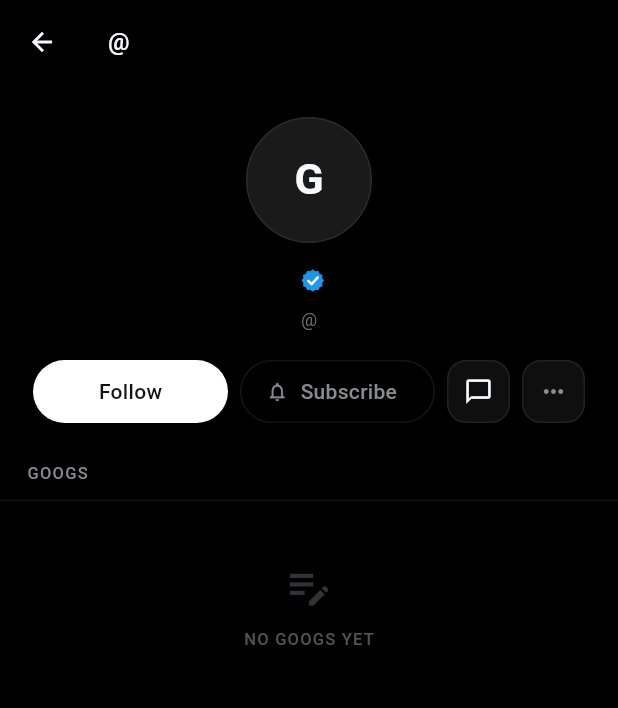
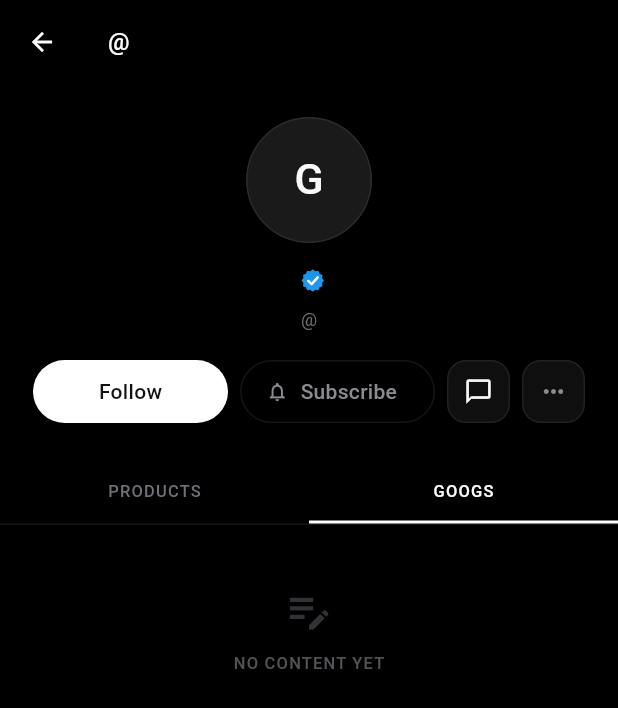
Before and after one commit to Sandil10/googerios, a Flutter app: the PublicProfileScreen screen opened by its route, on a phone screen of 412 x 824 dp. Shown: the top 708 px of the screen. Run offline on Flutter 3.47's test engine with Material 3 defaults, Android fonts, the phone set to English and light mode, and no system bars; our stand-ins replace video_player; missing offline and left inert: dart:html, dart:ui_web; accounts and stored records are empty; network calls fail.

Commit message:
Refine Flutter media UI and profile products

```diff
--- a/lib/data/mock.dart
+++ b/lib/data/mock.dart
@@ -40,7 +40,7 @@ const feedPosts = [
 
 class Product {
   final int id;
-  final String title, image, seller, category, description;
+  final String title, image, seller, sellerAvatar, category, description;
   final double price;
   final double? oldPrice;
   final double rating;
@@ -55,6 +55,7 @@ class Product {
     this.oldPrice,
     required this.image,
     required this.seller,
+    this.sellerAvatar = "",
     required this.rating,
     required this.sold,
     required this.category,
--- a/lib/screens/profile_screens.dart
+++ b/lib/screens/profile_screens.dart
@@ -4,6 +4,7 @@ import '../data/mock.dart';
 import '../theme.dart';
 import '../widgets/goog_card.dart';
 import '../widgets/kit.dart';
+import '../widgets/product_card.dart';
 
 
 /* â”€â”€â”€â”€â”€â”€â”€â”€â”€â”€â”€â”€â”€ My profile â”€â”€â”€â”€â”€â”€â”€â”€â”€â”€â”€â”€â”€ */
@@ -18,6 +19,7 @@ class MyProfileScreen extends StatefulWidget {
 class _MyProfileScreenState extends State<MyProfileScreen> {
   String tab = "Googs";
   List<GoogPost> myGoogs = [];
+  List<Product> myProducts = [];
   int followerCount = 0;
   int followingCount = 0;
   bool loaded = false;
@@ -40,14 +42,16 @@ class _MyProfileScreenState extends State<MyProfileScreen> {
     }
     final results = await Future.wait([
       Api.userGoogs(_myId),
+      Api.userProducts(_myId),
       Api.followers(_myId),
       Api.following(_myId),
     ]);
     if (!mounted) return;
     setState(() {
       myGoogs = results[0] as List<GoogPost>;
-      followerCount = (results[1] as List).length;
-      followingCount = (results[2] as List).length;
+      myProducts = results[1] as List<Product>;
+      followerCount = (results[2] as List).length;
+      followingCount = (results[3] as List).length;
       loaded = true;
     });
   }
@@ -154,13 +158,14 @@ class _MyProfileScreenState extends State<MyProfileScreen> {
             else
               ...myGoogs.map((p) => GoogCard(p))
           else
-            EmptyState(
-                icon: tab == "Products"
-                    ? Icons.inventory_2_outlined
-                    : tab == "Reels"
-                        ? Icons.movie_outlined
-                        : Icons.bookmark_border,
-                title: "No ${tab.toLowerCase()} yet"),
+            if (tab == "Products")
+              _ProductProfileGrid(products: myProducts)
+            else
+              EmptyState(
+                  icon: tab == "Reels"
+                      ? Icons.movie_outlined
+                      : Icons.bookmark_border,
+                  title: "No ${tab.toLowerCase()} yet"),
         ]),
       ),
     );
@@ -181,6 +186,7 @@ class _PublicProfileScreenState extends State<PublicProfileScreen> {
   bool subscribed = false;
   Map<String, dynamic>? user;
   List<GoogPost> posts = [];
+  List<Product> profileProducts = [];
   int followerCount = 0;
   int followingCount = 0;
   bool loaded = false;
@@ -212,6 +218,7 @@ class _PublicProfileScreenState extends State<PublicProfileScreen> {
     Api.logProfileView(id); // same as web: log the visit
     final results = await Future.wait([
       Api.userGoogs(id),
+      Api.userProducts(id),
       Api.followers(id),
       Api.following(id),
       Api.isSubscribedTo(id),
@@ -219,9 +226,10 @@ class _PublicProfileScreenState extends State<PublicProfileScreen> {
     if (!mounted) return;
     setState(() {
       posts = results[0] as List<GoogPost>;
-      followerCount = (results[1] as List).length;
-      followingCount = (results[2] as List).length;
-      following = results[3] as bool;
+      profileProducts = results[1] as List<Product>;
+      followerCount = (results[2] as List).length;
+      followingCount = (results[3] as List).length;
+      following = results[4] as bool;
       subscribed = following;
       loaded = true;
     });
@@ -316,15 +324,22 @@ class _PublicProfileScreenState extends State<PublicProfileScreen> {
             ]),
           ]),
         ),
-        const Padding(padding: EdgeInsets.fromLTRB(18, 0, 18, 10), child: Overline("Googs")),
-        const Divider(),
+        Container(
+          decoration: const BoxDecoration(border: Border(bottom: BorderSide(color: GoogerColors.line))),
+          child: Row(children: [
+            _ProfileTab(label: "Products", active: profileProducts.isNotEmpty),
+            _ProfileTab(label: "Googs", active: profileProducts.isEmpty),
+          ]),
+        ),
         if (!loaded)
           const Padding(
             padding: EdgeInsets.all(30),
             child: Center(child: GoogerSpinner(size: 30)),
           )
+        else if (profileProducts.isNotEmpty)
+          _ProductProfileGrid(products: profileProducts)
         else if (posts.isEmpty)
-          const EmptyState(icon: Icons.edit_note, title: "No googs yet")
+          const EmptyState(icon: Icons.edit_note, title: "No content yet")
         else
           ...posts.map((p) => GoogCard(p)),
       ]),
@@ -371,6 +386,51 @@ class _PublicProfileScreenState extends State<PublicProfileScreen> {
           ),
         ]),
       ),
+    );
+  }
+}
+
+class _ProfileTab extends StatelessWidget {
+  final String label;
+  final bool active;
+  const _ProfileTab({required this.label, required this.active});
+
+  @override
+  Widget build(BuildContext context) {
+    return Expanded(
+      child: Container(
+        padding: const EdgeInsets.symmetric(vertical: 12),
+        decoration: BoxDecoration(
+          border: Border(bottom: BorderSide(color: active ? Colors.white : Colors.transparent, width: 2)),
+        ),
+        alignment: Alignment.center,
+        child: Overline(label, color: active ? GoogerColors.text : GoogerColors.dim),
+      ),
+    );
+  }
+}
+
+class _ProductProfileGrid extends StatelessWidget {
+  final List<Product> products;
+  const _ProductProfileGrid({required this.products});
+
+  @override
+  Widget build(BuildContext context) {
+    if (products.isEmpty) {
+      return const EmptyState(icon: Icons.inventory_2_outlined, title: "No products yet");
+    }
+    return GridView.builder(
+      padding: const EdgeInsets.fromLTRB(10, 14, 10, 28),
+      shrinkWrap: true,
+      physics: const NeverScrollableScrollPhysics(),
+      gridDelegate: const SliverGridDelegateWithFixedCrossAxisCount(
+        crossAxisCount: 2,
+        mainAxisSpacing: 8,
+        crossAxisSpacing: 8,
+        childAspectRatio: 0.72,
+      ),
+      itemCount: products.length,
+      itemBuilder: (_, i) => ProductCard(products[i]),
     );
   }
 }
--- a/lib/widgets/kit.dart
+++ b/lib/widgets/kit.dart
@@ -17,22 +17,28 @@ class GoogerAvatar extends StatelessWidget {
     final initials = name.trim().isEmpty
         ? "G"
         : name.trim().split(RegExp(r"\s+")).take(2).map((p) => p[0].toUpperCase()).join();
-    final avatar = Container(
+    Widget fallback() => Container(
       width: size,
       height: size,
       decoration: BoxDecoration(
         color: GoogerColors.soft10,
         shape: BoxShape.circle,
         border: Border.all(color: GoogerColors.line),
-        image: imageUrl != null && imageUrl.isNotEmpty
-            ? DecorationImage(image: NetworkImage(imageUrl), fit: BoxFit.cover)
-            : null,
       ),
       alignment: Alignment.center,
-      child: imageUrl == null || imageUrl.isEmpty
-          ? Text(initials, style: TextStyle(color: GoogerColors.text, fontWeight: FontWeight.w600, fontSize: size * 0.34))
-          : null,
+      child: Text(initials, style: TextStyle(color: GoogerColors.text, fontWeight: FontWeight.w500, fontSize: size * 0.34)),
     );
+    final avatar = imageUrl != null && imageUrl.isNotEmpty
+        ? ClipOval(
+            child: Image.network(
+              imageUrl,
+              width: size,
+              height: size,
+              fit: BoxFit.cover,
+              errorBuilder: (_, __, ___) => fallback(),
+            ),
+          )
+        : fallback();
     if (!online) return avatar;
     return Stack(children: [
       avatar,
--- a/pubspec.yaml
+++ b/pubspec.yaml
@@ -10,6 +10,7 @@ dependencies:
   flutter:
     sdk: flutter
   http: ^1.2.0
+  video_player: ^2.9.2
 
 dev_dependencies:
   flutter_lints: ^5.0.0
```
Also changed, not shown: lib/api/api.dart (+93 -4 lines), lib/screens/home_tab.dart (+19 -5 lines), lib/screens/shell.dart (+25 -25 lines), lib/util/web_video_stub.dart (+82 -4 lines), lib/widgets/product_card.dart (+34 -11 lines), pubspec.lock, 1 other file.
